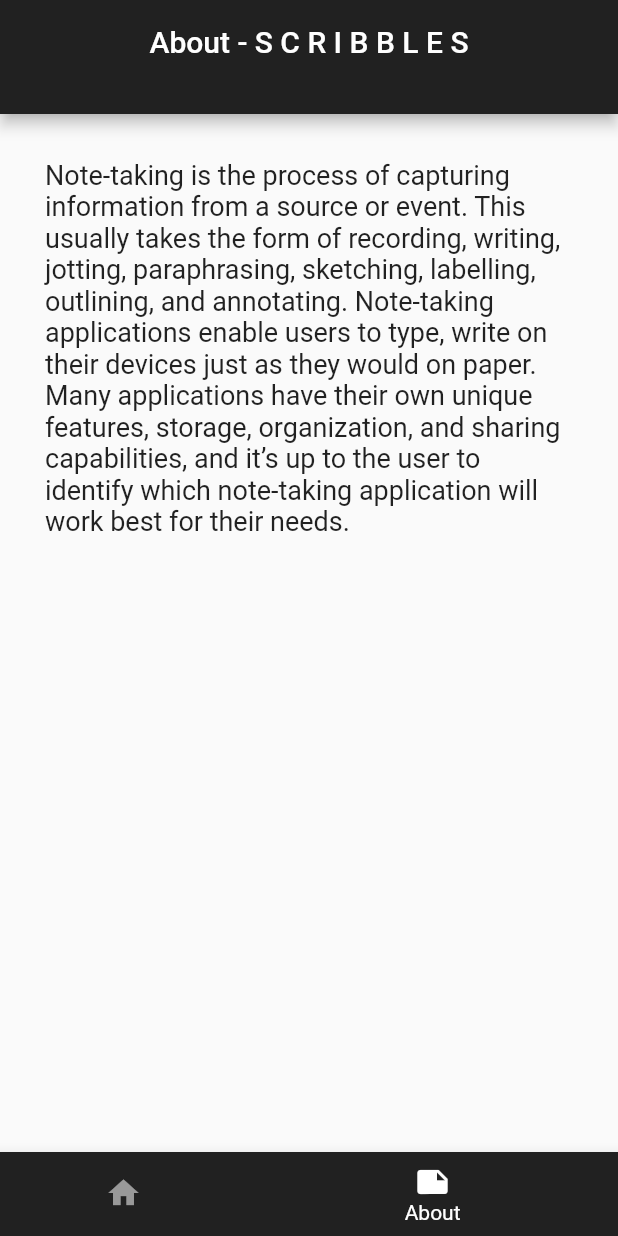
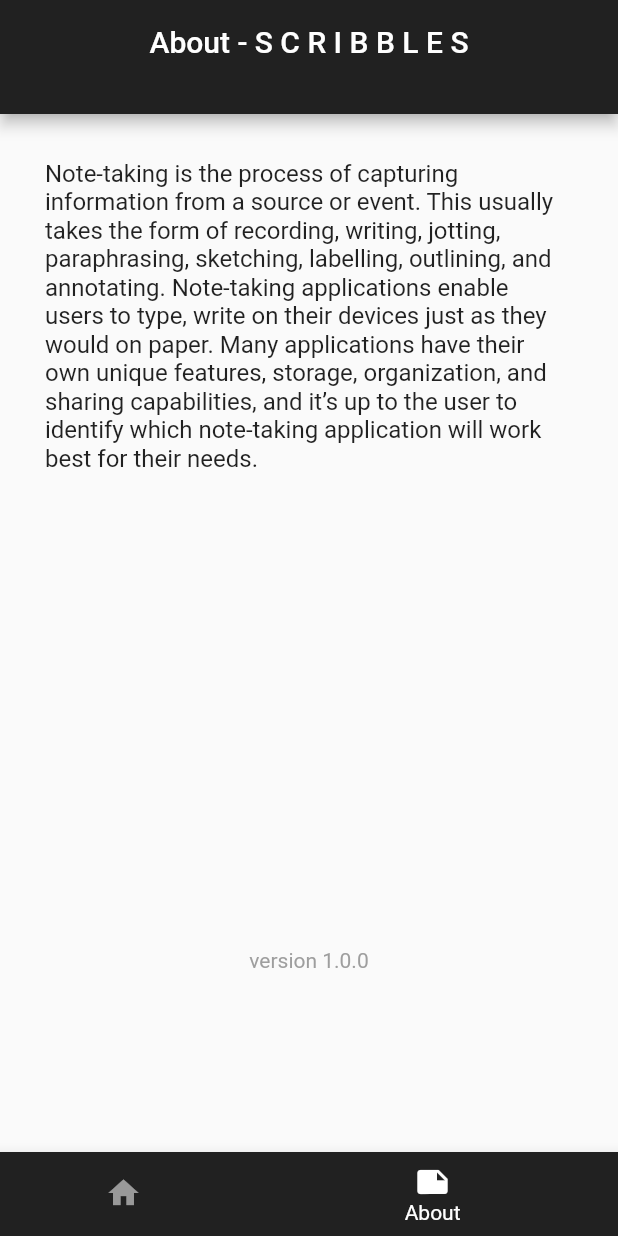
Before and after one commit to ajeesh1989/Note-app-with-Getx-and-Hive, a Flutter app: the screen it shows after launch, item 2 of the bottom bar chosen, on a phone screen of 412 x 824 dp. Run offline on Flutter 3.47's test engine with Material 2 defaults, Android fonts, the phone set to English and light mode, and no system bars; our stand-ins replace flutter_slidable, get, google_fonts, hive_flutter; missing offline and left inert: flutter_custom_cards; accounts and stored records are empty; Roboto replaces fonts that are missing (Amarante).

Commit message:
version added

```diff
--- a/lib/view/about.dart
+++ b/lib/view/about.dart
@@ -17,13 +17,27 @@ class SettingsPage extends StatelessWidget {
         bottom: const PreferredSize(
             preferredSize: Size.fromHeight(20), child: Text('')),
       ),
-      body: const Padding(
-        padding: EdgeInsets.all(30.0),
-        child: Text(
-          'Note-taking is the process of capturing information from a source or event. This usually takes the form of recording, writing, jotting, paraphrasing, sketching, labelling, outlining, and annotating. Note-taking applications enable users to type, write on their devices just as they would on paper. Many applications have their own unique features, storage, organization, and sharing capabilities, and it’s up to the user to identify which note-taking application will work best for their needs.',
-          style: TextStyle(
-            fontSize: 18,
-          ),
+      body: Padding(
+        padding: const EdgeInsets.all(30.0),
+        child: Column(
+          children: const [
+            Text(
+              'Note-taking is the process of capturing information from a source or event. This usually takes the form of recording, writing, jotting, paraphrasing, sketching, labelling, outlining, and annotating. Note-taking applications enable users to type, write on their devices just as they would on paper. Many applications have their own unique features, storage, organization, and sharing capabilities, and it’s up to the user to identify which note-taking application will work best for their needs.',
+              style: TextStyle(
+                fontSize: 16,
+              ),
+            ),
+            SizedBox(
+              height: 310,
+            ),
+            SizedBox(
+              height: 7,
+            ),
+            Text(
+              'version 1.0.0',
+              style: TextStyle(color: Colors.grey),
+            )
+          ],
         ),
       ),
     );
--- a/lib/view/add_page.dart
+++ b/lib/view/add_page.dart
@@ -3,7 +3,6 @@ import 'package:get/get.dart';
 import 'package:note_app/controller/note_controller.dart';
 import 'package:note_app/model/note_model.dart';
 import 'package:note_app/view/bottomnavbar.dart';
-import 'package:note_app/view/home.dart';
 
 // ignore: camel_case_types
 class AddPage extends StatelessWidget {
```
